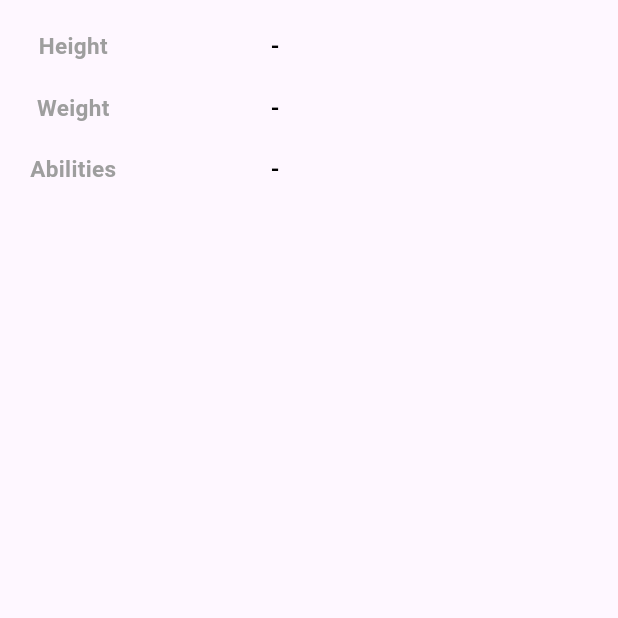
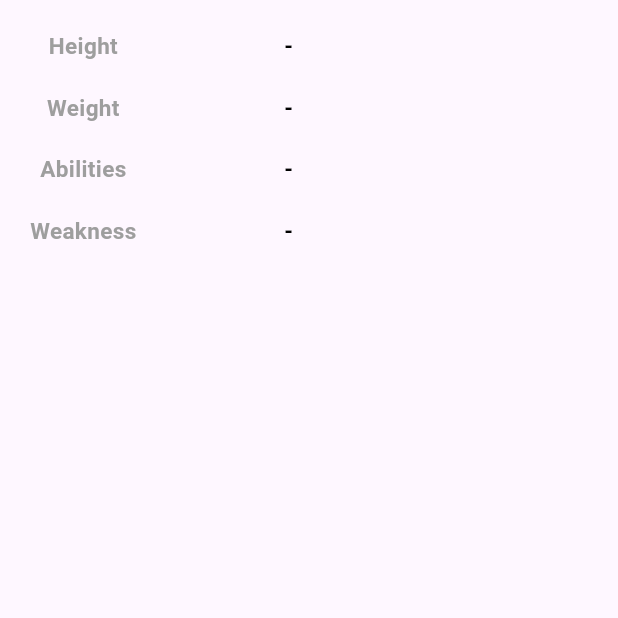
Before and after one commit to silthice/flutter-pokedex, a Flutter app: the PokemonDetailAboutTabView screen opened directly, on a phone screen of 412 x 824 dp, the top half of it. Run offline on Flutter 3.47's test engine with Material 3 defaults, Android fonts, the phone set to English and light mode, and no system bars; our stand-ins replace cached_network_image, equatable, get, step_progress_indicator; missing offline and left inert: deepcopy; network calls fail.

Commit message:
[] : weakness done

```diff
--- a/lib/View/PokemonDetailScreen/pokemon_detail_about_tab_view.dart
+++ b/lib/View/PokemonDetailScreen/pokemon_detail_about_tab_view.dart
@@ -6,6 +6,7 @@ class PokemonDetailAboutTabView extends BasePokemonDetailTabStat {
 
   @override
   Widget buildContent() {
+    print("mehhhhhhh ${pokemonDetailCtrl.getPokemonWeaknesses()}");
     return Scaffold(
       body: Padding(
         padding: const EdgeInsets.symmetric(horizontal: 20, vertical: 20),
@@ -43,6 +44,13 @@ class PokemonDetailAboutTabView extends BasePokemonDetailTabStat {
                 SizedBox(
                   height: 20,
                 ),
+                Text(
+                  'Weakness',
+                  style: TextStyle(
+                      fontWeight: FontWeight.w700,
+                      fontSize: 15,
+                      color: Colors.grey),
+                ),
               ],
             ),
             const Spacer(),
@@ -76,6 +84,16 @@ class PokemonDetailAboutTabView extends BasePokemonDetailTabStat {
                       fontSize: 15,
                       color: Colors.black),
                 ),
+                const SizedBox(
+                  height: 20,
+                ),
+                Text(
+                  pokemonDetailCtrl.getPokemonWeaknesses(),
+                  style: const TextStyle(
+                      fontWeight: FontWeight.bold,
+                      fontSize: 15,
+                      color: Colors.black),
+                ),
               ],
             ),
             const Spacer(),
--- a/requirement.txt
+++ b/requirement.txt
@@ -28,4 +28,4 @@ The app requires at least 3 screens:
 2. Stat of the pokemon (Example: hp, attack and etc) //done
 3. Information of the pokemon (Example: height, weight and etc) //done
 4. Type of pokemon //done
-5. Weakness of pokemon
+5. Weakness of pokemon // done
```
Also changed, not shown: lib/Utilities/pokemon_utils.dart (+72 -0 lines), lib/ViewModel/Controllers/pokemon_detail_controller.dart (+14 -0 lines).
